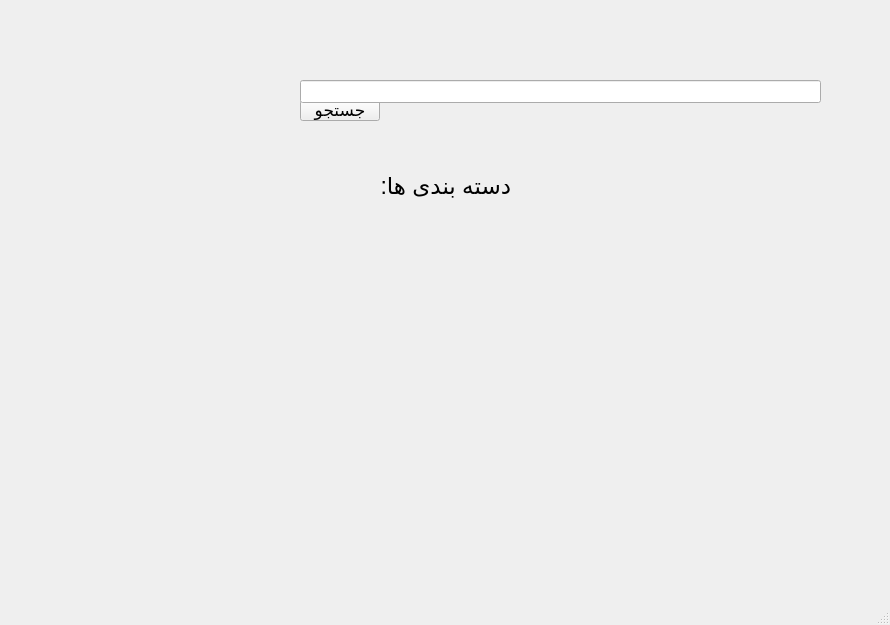
Before: the Qt Designer form main.ui in rezazamoh/kalayab, drawn with Qt 5.
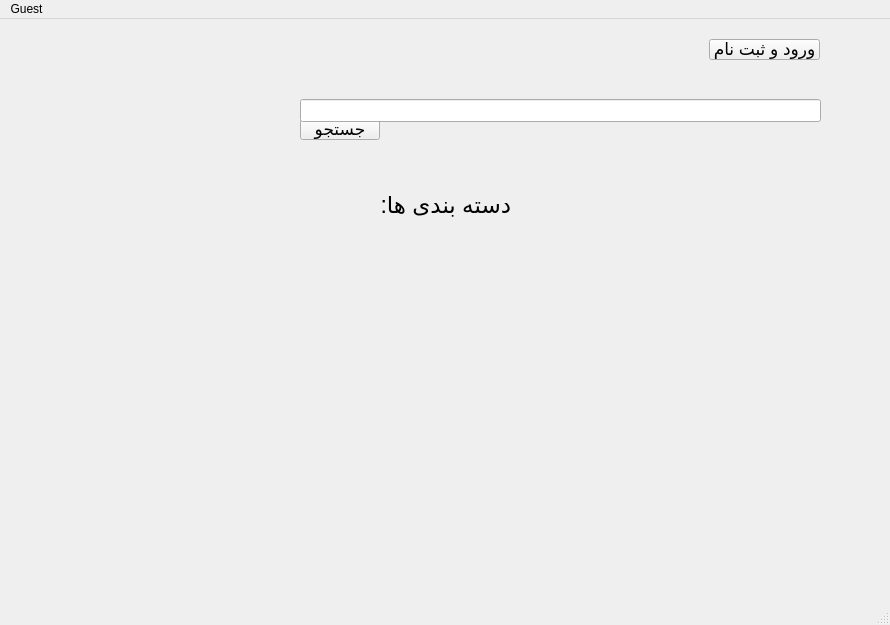
After: the same form once the commit is applied. Icons and pictures are not drawn.

Patch:
```diff
--- a/main.ui
+++ b/main.ui
@@ -243,8 +243,53 @@
      <bool>true</bool>
     </property>
    </widget>
+   <widget class="QPushButton" name="login_button">
+    <property name="geometry">
+     <rect>
+      <x>709</x>
+      <y>20</y>
+      <width>111</width>
+      <height>21</height>
+     </rect>
+    </property>
+    <property name="font">
+     <font>
+      <pointsize>13</pointsize>
+     </font>
+    </property>
+    <property name="text">
+     <string>ورود و ثبت نام</string>
+    </property>
+   </widget>
   </widget>
   <widget class="QStatusBar" name="statusbar"/>
+  <widget class="QMenuBar" name="menuBar">
+   <property name="geometry">
+    <rect>
+     <x>0</x>
+     <y>0</y>
+     <width>890</width>
+     <height>20</height>
+    </rect>
+   </property>
+   <widget class="QMenu" name="menuGuest">
+    <property name="title">
+     <string>Guest</string>
+    </property>
+    <addaction name="action_2"/>
+   </widget>
+   <addaction name="menuGuest"/>
+  </widget>
+  <action name="action">
+   <property name="text">
+    <string>ورود به حساب</string>
+   </property>
+  </action>
+  <action name="action_2">
+   <property name="text">
+    <string>خروج از حساب کاربری</string>
+   </property>
+  </action>
  </widget>
  <resources>
   <include location="resorses/res.qrc"/>
```
